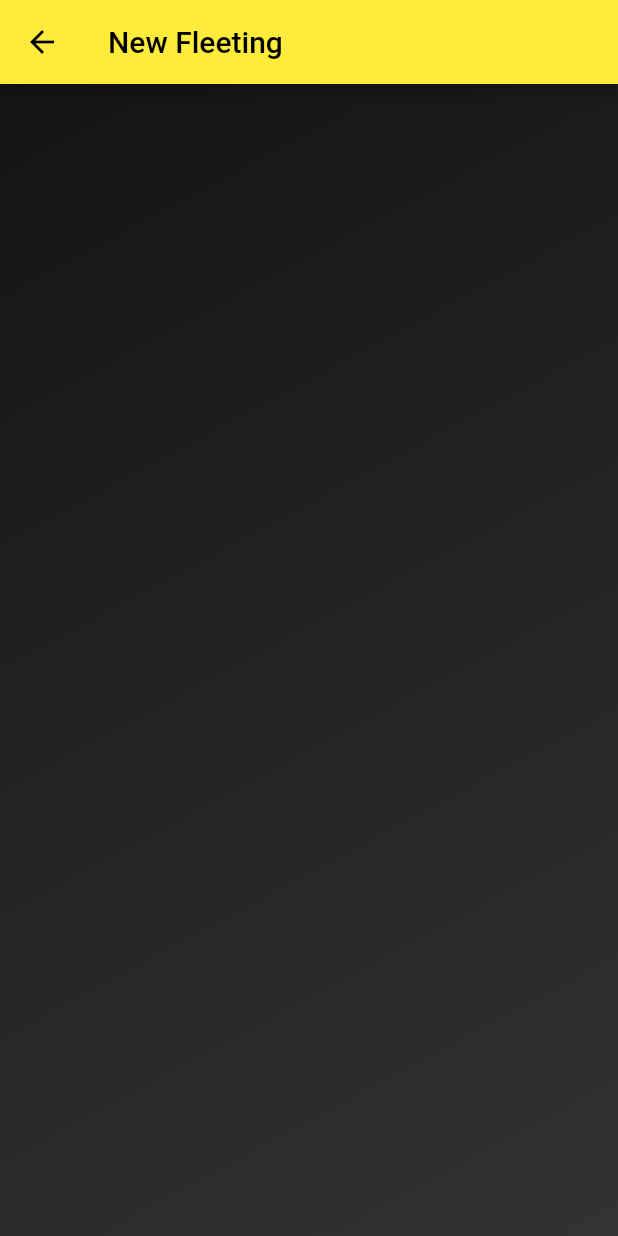
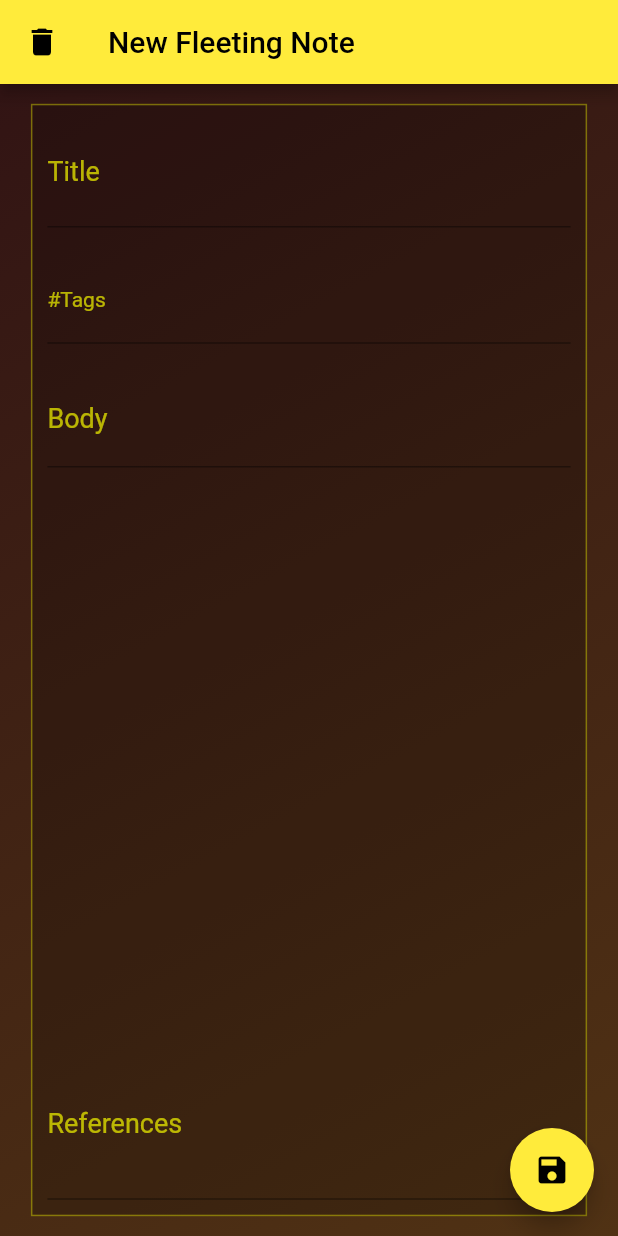
Before and after one commit to AlbinDalbert/simple-zettelkasten, a Flutter app: the NewFleeting screen opened directly, on a phone screen of 412 x 824 dp. Run offline on Flutter 3.47's test engine with Material 2 defaults, Android fonts, the light colour scheme and no system bars; our stand-ins replace flutter_highlight, lottie.

Commit message:
Did some updates and cleaning

```diff
--- a/lib/Fleeting/writeFleeting.dart
+++ b/lib/Fleeting/writeFleeting.dart
@@ -1,6 +1,9 @@
 import 'package:flutter/material.dart';
 import 'package:lottie/lottie.dart';
 import '../animations.dart';
+import 'package:flutter_highlight/flutter_highlight.dart';
+import 'package:flutter_highlight/themes/github.dart';
+import 'package:flutter_highlight/themes/obsidian.dart';
 
 class NewFleeting extends StatefulWidget {
   @override
@@ -10,16 +13,118 @@ class NewFleeting extends StatefulWidget {
 class _NewFleetingState extends State<NewFleeting> {
   @override
   Widget build(BuildContext context) {
+    //String bodyStr = "default body";
     return Scaffold(
       appBar: AppBar(
-          title: Text('New Fleeting'),
+        leading: IconButton(
+          icon: Icon(Icons.delete),
+          onPressed: () {
+            Navigator.pop(context);
+          },
+        ),
+        title: const Text('New Fleeting Note'),
       ),
       body: Center(
           child: Hero(
         tag: 'addFleeting',
         child: Stack(children: [
           mainBackground(),
+          Center(
+            child: Container(
+              decoration: BoxDecoration(
+                  color: const Color.fromARGB(50, 0, 0, 0),
+                  border: Border.all(
+                      color: const Color.fromARGB(100, 255, 255, 0), width: 1)),
+              height: MediaQuery.of(context).size.height * 0.9,
+              width: MediaQuery.of(context).size.width * 0.9,
+              child: Column(
+                children: [
+                  Container(
+                      margin: const EdgeInsets.all(10),
+                      child: TextFormField(
+                        //initialValue: 'Title',
+                        decoration: const InputDecoration(
+                            labelStyle: TextStyle(
+                                fontSize: 18,
+                                color: Color.fromARGB(200, 225, 225, 0)),
+                            labelText: 'Title',
+                            //hintText: 'Title',
+                            hintStyle: TextStyle(
+                                color: Color.fromARGB(100, 225, 225, 0))),
+                        style: const TextStyle(
+                          color: Colors.yellow,
+                          fontSize: 26,
+                        ),
+                      )),
+                  Container(
+                      margin: const EdgeInsets.all(10),
+                      child: TextFormField(
+                        decoration: const InputDecoration(
+                          labelStyle: TextStyle(
+                              fontSize: 14,
+                              color: Color.fromARGB(200, 225, 225, 0)),
+                          labelText: '#Tags',
+                        ),
+                        style: const TextStyle(
+                          color: Color.fromARGB(200, 255, 255, 0),
+                          fontSize: 16,
+                        ),
+                      )),
+                  Expanded(
+                    child: Container(
+                        margin: const EdgeInsets.all(10),
+                        child: TextFormField(
+                          //initialValue: 'Title',
+                          keyboardType: TextInputType.multiline,
+                          maxLines: null,
+                          decoration: const InputDecoration(
+                              labelStyle: TextStyle(
+                                  fontSize: 18,
+                                  color: Color.fromARGB(200, 225, 225, 0)),
+                              labelText: 'Body'),
+                          style: const TextStyle(
+                            color: Color.fromARGB(255, 255, 255, 0),
+                            fontSize: 18,
+                          ),
+                        )),
+                  ),
+                  Container(
+                      margin: const EdgeInsets.all(10),
+                      child: TextFormField(
+                        //initialValue: 'Title',
+                        keyboardType: TextInputType.multiline,
+                        minLines: 3,
+                        maxLines: 10,
+                        decoration: const InputDecoration(
+                          labelText: 'References',
+                          labelStyle: TextStyle(
+                              fontSize: 18,
+                              color: Color.fromARGB(200, 225, 225, 0)),
+                        ),
+                        style: const TextStyle(
+                          color: Color.fromARGB(200, 255, 255, 0),
+                          fontSize: 16,
+                        ),
+                      )),
+                ],
+              ),
+            ),
+          )
         ]),
-        )));
+      )),
+
+      floatingActionButton: FloatingActionButton(
+        heroTag: 'addCard',
+        onPressed: () {
+          //  Navigator.push(
+          //  context,
+          //MaterialPageRoute(builder: (context) => NewPage()),
+          // );
+        },
+        tooltip: 'Add Card',
+        child: const Icon(Icons.save),
+      ), // This trailing comma makes auto-formatting nicer for build methods.
+      floatingActionButtonLocation: FloatingActionButtonLocation.endFloat,
+    );
   }
 }
--- a/lib/animations.dart
+++ b/lib/animations.dart
@@ -19,8 +19,8 @@ class _mainBackgroundState extends State<mainBackground> {
           begin: Alignment.topLeft,
           end: Alignment.bottomRight,
           colors: [
-            Color.fromARGB(255, 20, 20, 20),
-            Color.fromARGB(255, 50, 50, 50),
+            Color.fromARGB(255, 50, 20, 20),
+            Color.fromARGB(255, 80, 50, 20),
           ],
         ),
       ),
--- a/lib/main.dart
+++ b/lib/main.dart
@@ -13,7 +13,6 @@ void main() {
 class MyApp extends StatelessWidget {
   const MyApp({super.key});
 
-  // This widget is the root of your application.
   @override
   Widget build(BuildContext context) {
     return MaterialApp(
@@ -30,15 +29,6 @@ class MyApp extends StatelessWidget {
 class MyHomePage extends StatefulWidget {
   const MyHomePage({super.key, required this.title});
 
-  // This widget is the home page of your application. It is stateful, meaning
-  // that it has a State object (defined below) that contains fields that affect
-  // how it looks.
-
-  // This class is the configuration for the state. It holds the values (in this
-  // case the title) provided by the parent (in this case the App widget) and
-  // used by the build method of the State. Fields in a Widget subclass are
-  // always marked "final".
-
   final String title;
 
   @override
@@ -46,48 +36,25 @@ class MyHomePage extends StatefulWidget {
 }
 
 class _MyHomePageState extends State<MyHomePage> {
-  int _counter = 0;
-
-  void _incrementCounter() {
-    setState(() {
-      // This call to setState tells the Flutter framework that something has
-      // changed in this State, which causes it to rerun the build method below
-      // so that the display can reflect the updated values. If we changed
-      // _counter without calling setState(), then the build method would not be
-      // called again, and so nothing would appear to happen.
-      _counter++;
-    });
-  }
-
   @override
   Widget build(BuildContext context) {
-    // This method is rerun every time setState is called, for instance as done
-    // by the _incrementCounter method above.
-    //
-    // The Flutter framework has been optimized to make rerunning build methods
-    // fast, so that you can just rebuild anything that needs updating rather
-    // than having to individually change instances of widgets.
     return Scaffold(
         appBar: AppBar(
-          // Here we take the value from the MyHomePage object that was created by
-          // the App.build method, and use it to set our appbar title.
           title: Text(widget.title),
         ),
         body: Container(
           height: MediaQuery.of(context).size.height,
           width: MediaQuery.of(context).size.width,
-          //child: Center(
-          // Center is a layout widget. It takes a single child and positions it
-          // in the middle of the parent.
-
           child: Stack(
             children: [
               mainBackground(),
               //Lottie.asset('lib/lottie/70532-background.json'),
               Center(
+                  // This is the column with the three main folders.
                   child: Column(
                 mainAxisAlignment: MainAxisAlignment.center,
                 children: [
+                  // ------ The container for 'Fleeting' notes --------
                   Container(
                       margin: EdgeInsets.only(bottom: 10),
                       decoration: BoxDecoration(
@@ -142,6 +109,7 @@ class _MyHomePageState extends State<MyHomePage> {
                               )
                             ],
                           )))),
+                  // ------- The container for 'Literature' notes ----------
                   Container(
                       decoration: BoxDecoration(
                           border: Border.all(color: Colors.yellow, width: 1.5)),
@@ -195,6 +163,7 @@ class _MyHomePageState extends State<MyHomePage> {
                               )
                             ],
                           )))),
+                  // -------- The container for 'Permanent' notes ---------
                   Container(
                       margin: EdgeInsets.only(top: 10),
                       decoration: BoxDecoration(
@@ -254,6 +223,7 @@ class _MyHomePageState extends State<MyHomePage> {
             ],
           ),
         ),
+        // ------ The bottom navigation bar ----------
         bottomNavigationBar: BottomAppBar(
             color: Colors.yellow,
             child: Row(
--- a/pubspec.yaml
+++ b/pubspec.yaml
@@ -36,7 +36,8 @@ dependencies:
   # Use with the CupertinoIcons class for iOS style icons.
   cupertino_icons: ^1.0.2
   lottie: ^1.4.1
-  flutter_rust_bridge: ^1.6.1
+  # flutter_rust_bridge: ^1.6.1
+  flutter_highlight: ^0.7.0
 
 dev_dependencies:
   flutter_test:
```
Also changed, not shown: pubspec.lock, 6 other files. Lines whose indentation alone changed are shown as unchanged.
